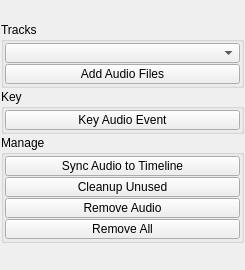
Before: the Qt Designer form mayatk/node_utils/attributes/audio_events/audio_events.ui in m3trik/mayatk, drawn with Qt 5.
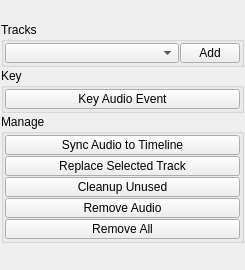
After: the same form once the commit is applied. Custom widgets are drawn as their Qt base class.

Diff of the .ui file:
```diff
--- a/mayatk/node_utils/attributes/audio_events/audio_events.ui
+++ b/mayatk/node_utils/attributes/audio_events/audio_events.ui
@@ -57,7 +57,7 @@
       <property name="title">
        <string>Tracks</string>
       </property>
-      <layout class="QVBoxLayout" name="tracksLayout">
+      <layout class="QHBoxLayout" name="horizontalLayout">
        <property name="spacing">
         <number>1</number>
        </property>
@@ -104,7 +104,7 @@
          </property>
          <property name="maximumSize">
           <size>
-           <width>16777215</width>
+           <width>60</width>
            <height>20</height>
           </size>
          </property>
@@ -114,7 +114,7 @@
 Creates an audio_events locator if nothing is selected.</string>
          </property>
          <property name="text">
-          <string>Add Audio Files</string>
+          <string>Add</string>
          </property>
         </widget>
        </item>
@@ -213,6 +213,31 @@
          </property>
         </widget>
        </item>
+       <item>
+        <widget class="QPushButton" name="b005">
+         <property name="minimumSize">
+          <size>
+           <width>0</width>
+           <height>20</height>
+          </size>
+         </property>
+         <property name="maximumSize">
+          <size>
+           <width>16777215</width>
+           <height>20</height>
+          </size>
+         </property>
+         <property name="toolTip">
+          <string>Replace the currently selected track with a different audio file.
+Renames the enum entry to the new file's stem (preserving the
+index and all keyframes), updates the preview node, and re-syncs
+if keyed events exist.</string>
+         </property>
+         <property name="text">
+          <string>Replace Selected Track</string>
+         </property>
+        </widget>
+       </item>
        <item>
         <widget class="QPushButton" name="b004">
          <property name="minimumSize">
@@ -310,25 +335,15 @@
   </widget>
  </widget>
  <customwidgets>
-  <customwidget>
-   <class>Footer</class>
-   <extends>QWidget</extends>
-   <header>uitk.widgets.footer</header>
-  </customwidget>
-  <customwidget>
-   <class>Header</class>
-   <extends>QWidget</extends>
-   <header>uitk.widgets.header</header>
-  </customwidget>
   <customwidget>
    <class>PushButton</class>
    <extends>QPushButton</extends>
    <header>widgets.pushbutton.h</header>
   </customwidget>
   <customwidget>
-   <class>ComboBox</class>
-   <extends>QComboBox</extends>
-   <header>uitk.widgets.comboBox.ComboBox.h</header>
+   <class>Header</class>
+   <extends>QWidget</extends>
+   <header>uitk.widgets.header</header>
   </customwidget>
   <customwidget>
    <class>CollapsableGroup</class>
@@ -336,6 +351,16 @@
    <header>uitk.widgets.collapsableGroup.CollapsableGroup.h</header>
    <container>1</container>
   </customwidget>
+  <customwidget>
+   <class>Footer</class>
+   <extends>QWidget</extends>
+   <header>uitk.widgets.footer</header>
+  </customwidget>
+  <customwidget>
+   <class>ComboBox</class>
+   <extends>QComboBox</extends>
+   <header>uitk.widgets.comboBox.ComboBox.h</header>
+  </customwidget>
  </customwidgets>
  <resources/>
  <connections/>
```
Left out of the diff: 12 changed lines with no effect on the pictures.
